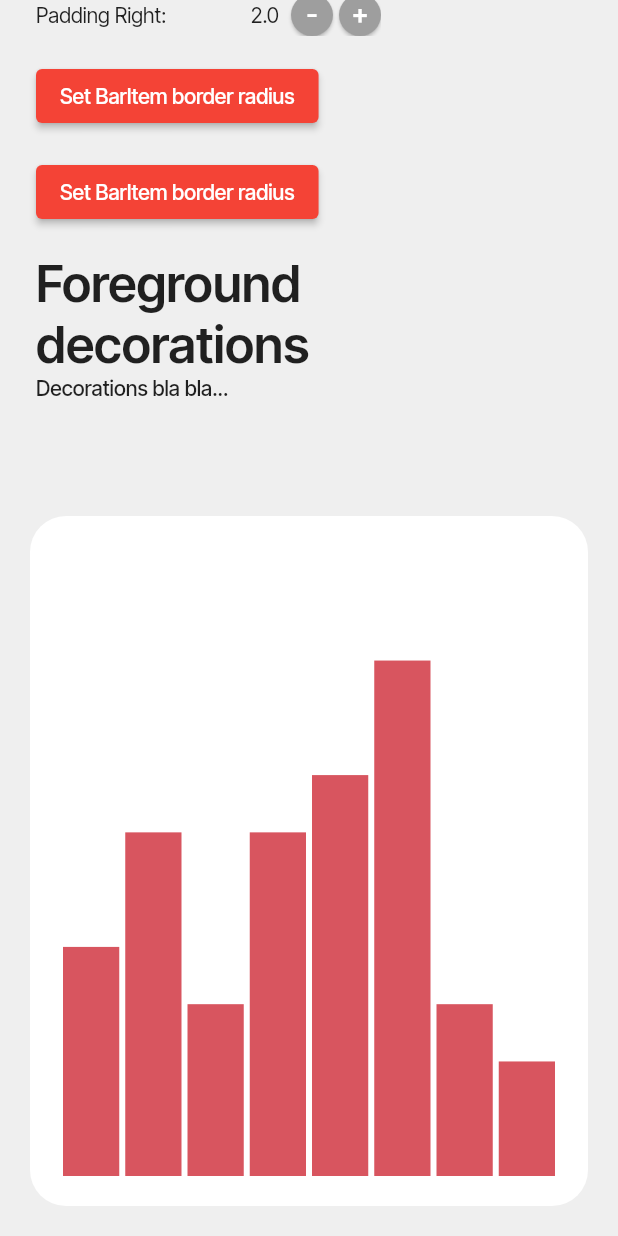
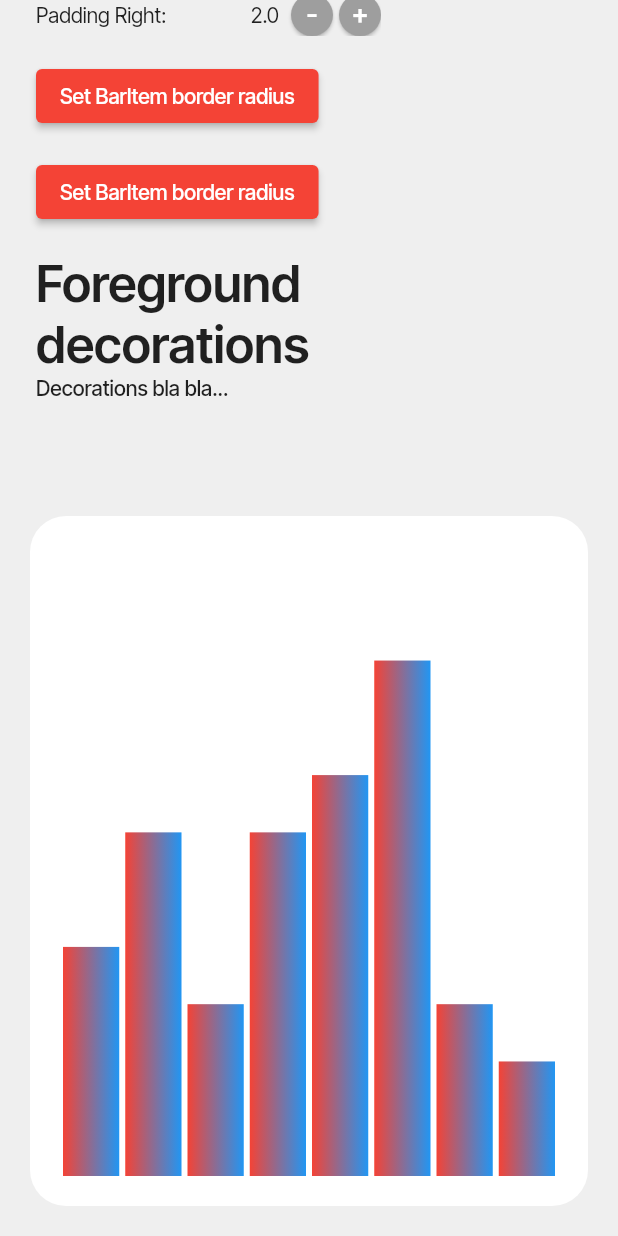
Before and after one commit to infinum/flutter-charts, a Flutter app: the screen it shows after launch, scrolled down 739 dp, on a phone screen of 412 x 824 dp. Run offline on Flutter 3.47's test engine with Material 2 defaults, Android fonts, the phone set to English and light mode, and no system bars; our stand-ins replace flutter_hooks, flutter_riverpod, flutter_svg, freezed_annotation, hooks_riverpod; missing offline and left inert: flex_color_picker.

Commit message:
Breaking: Add item options builder
This allows us to build different options per each data list id

```diff
--- a/charts_web/lib/ui/home/presenter/chart_state_provider.dart
+++ b/charts_web/lib/ui/home/presenter/chart_state_provider.dart
@@ -45,7 +45,7 @@ class ChartStatePresenter extends ChangeNotifier {
 
   ChartState<void> get state => ChartState(
         _defaultData,
-        itemOptions: _getItemOptions,
+        itemOptionsBuilder: _getItemOptions,
         behaviour: _behaviour,
         foregroundDecorations: _foregroundDecorations,
         backgroundDecorations: _backgroundDecorations,
@@ -141,13 +141,14 @@ class ChartStatePresenter extends ChangeNotifier {
     notifyListeners();
   }
 
-  ItemOptions get _getItemOptions {
+  ItemOptions _getItemOptions(int i) {
     if (bubbleItemPainter) {
       return BubbleItemOptions(
         padding: chartItemPadding,
         colorForKey: _getColorForKey,
         maxBarWidth: maxBarWidth,
         minBarWidth: minBarWidth,
+        gradient: i == 0 ? LinearGradient(colors: [Colors.red, Colors.blue]) : LinearGradient(colors: [Colors.yellow, Colors.green]),
         multiItemStack: multiItemStack,
         multiValuePadding: multiValuePadding,
         border: itemBorderSide,
@@ -155,6 +156,7 @@ class ChartStatePresenter extends ChangeNotifier {
     } else {
       return BarItemOptions(
         padding: chartItemPadding,
+        gradient: i == 0 ? LinearGradient(colors: [Colors.red, Colors.blue]) : LinearGradient(colors: [Colors.yellow, Colors.green]),
         colorForKey: _getColorForKey,
         maxBarWidth: maxBarWidth,
         minBarWidth: minBarWidth,
--- a/lib/chart/model/chart_state.dart
+++ b/lib/chart/model/chart_state.dart
@@ -11,11 +11,15 @@ part of charts_painter;
 /// connected directly to the chart but can show important info (Axis, target line...)
 ///
 /// More different decorations can be added by extending [DecorationPainter]
+///
+
+typedef ItemOptionsBuilder = ItemOptions Function(int);
+
 class ChartState<T> {
   /// Chart state constructor
   ChartState(
     this.data, {
-    this.itemOptions = const BarItemOptions(),
+    required this.itemOptionsBuilder,
     this.behaviour = const ChartBehaviour(),
     this.backgroundDecorations = const <DecorationPainter>[],
     this.foregroundDecorations = const <DecorationPainter>[],
@@ -23,7 +27,8 @@ class ChartState<T> {
   })  : assert(data.isNotEmpty, 'No items!'),
         defaultPadding = EdgeInsets.zero,
         defaultMargin = EdgeInsets.zero,
-        dataRenderer = dataRenderer ?? defaultItemRenderer<T>(itemOptions) {
+        dataRenderer =
+            dataRenderer ?? defaultItemRenderer<T>(data.items.mapIndexed((e, _) => itemOptionsBuilder(e)).toList()) {
     /// Set default padding and margin, decorations padding and margins will be added to this value
     _setUpDecorations();
   }
@@ -31,47 +36,41 @@ class ChartState<T> {
   /// Create line chart with foreground sparkline decoration and background grid decoration
   factory ChartState.line(
     ChartData<T> data, {
-    ItemOptions itemOptions = const BubbleItemOptions(maxBarWidth: 2.0),
+    ItemOptionsBuilder? itemOptionsBuilder,
     ChartBehaviour behaviour = const ChartBehaviour(),
     List<DecorationPainter> backgroundDecorations = const <DecorationPainter>[],
     List<DecorationPainter> foregroundDecorations = const <DecorationPainter>[],
   }) {
     return ChartState(
       data,
-      itemOptions: itemOptions,
+      itemOptionsBuilder: itemOptionsBuilder ?? (index) => BubbleItemOptions(maxBarWidth: 2.0),
       behaviour: behaviour,
-      backgroundDecorations: backgroundDecorations.isEmpty
-          ? [GridDecoration()]
-          : backgroundDecorations,
-      foregroundDecorations: foregroundDecorations.isEmpty
-          ? [SparkLineDecoration()]
-          : foregroundDecorations,
+      backgroundDecorations: backgroundDecorations.isEmpty ? [GridDecoration()] : backgroundDecorations,
+      foregroundDecorations: foregroundDecorations.isEmpty ? [SparkLineDecoration()] : foregroundDecorations,
     );
   }
 
   /// Create bar chart with background grid decoration
   factory ChartState.bar(
     ChartData<T> data, {
-    ItemOptions itemOptions =
-        const BarItemOptions(padding: EdgeInsets.symmetric(horizontal: 4.0)),
+    ItemOptionsBuilder? itemOptionsBuilder,
     ChartBehaviour behaviour = const ChartBehaviour(),
     List<DecorationPainter> backgroundDecorations = const <DecorationPainter>[],
     List<DecorationPainter> foregroundDecorations = const <DecorationPainter>[],
   }) {
     return ChartState(
       data,
-      itemOptions: itemOptions,
+      itemOptionsBuilder:
+          itemOptionsBuilder ?? (index) => BarItemOptions(padding: EdgeInsets.symmetric(horizontal: 4.0)),
       behaviour: behaviour,
-      backgroundDecorations: backgroundDecorations.isEmpty
-          ? [GridDecoration()]
-          : backgroundDecorations,
+      backgroundDecorations: backgroundDecorations.isEmpty ? [GridDecoration()] : backgroundDecorations,
       foregroundDecorations: foregroundDecorations,
     );
   }
 
   ChartState._lerp(
     this.data, {
-    this.itemOptions = const BarItemOptions(),
+    required this.itemOptionsBuilder,
     this.behaviour = const ChartBehaviour(),
     this.backgroundDecorations = const [],
     this.foregroundDecorations = const [],
@@ -91,7 +90,7 @@ class ChartState<T> {
 
   // Geometry layer
   /// [ItemOptions] define how each item is painted
-  final ItemOptions itemOptions;
+  final ItemOptionsBuilder itemOptionsBuilder;
 
   /// [ChartBehaviour] define how chart behaves and how it should react
   final ChartBehaviour behaviour;
@@ -114,8 +113,7 @@ class ChartState<T> {
   EdgeInsets defaultPadding;
 
   /// Get all decorations. This will return list of [backgroundDecorations] and [foregroundDecorations] as one list.
-  List<DecorationPainter> get _allDecorations =>
-      [...foregroundDecorations, ...backgroundDecorations];
+  List<DecorationPainter> get _allDecorations => [...foregroundDecorations, ...backgroundDecorations];
 
   /// Set up decorations and calculate chart's [defaultPadding] and [defaultMargin]
   /// Decorations are a bit special, calling init on them with current state
@@ -136,28 +134,23 @@ class ChartState<T> {
 
   /// Init all decorations, pass current chart state so each decoration can access data it requires
   /// to set up it's padding and margin values
-  void _initDecorations() =>
-      _allDecorations.forEach((decoration) => decoration.initDecoration(this));
+  void _initDecorations() => _allDecorations.forEach((decoration) => decoration.initDecoration(this));
 
   /// Get total padding needed by all decorations
-  void _getDecorationsMargin() => _allDecorations
-      .forEach((element) => defaultMargin += element.marginNeeded());
+  void _getDecorationsMargin() => _allDecorations.forEach((element) => defaultMargin += element.marginNeeded());
 
   /// Get total margin needed by all decorations
-  void _getDecorationsPadding() => _allDecorations
-      .forEach((element) => defaultPadding += element.paddingNeeded());
+  void _getDecorationsPadding() => _allDecorations.forEach((element) => defaultPadding += element.paddingNeeded());
 
   /// For later in case charts will have to animate between states.
   static ChartState<T?> lerp<T>(ChartState<T?> a, ChartState<T?> b, double t) {
     return ChartState<T?>._lerp(
       ChartData.lerp(a.data, b.data, t),
       behaviour: ChartBehaviour.lerp(a.behaviour, b.behaviour, t),
-      itemOptions: a.itemOptions.animateTo(b.itemOptions, t),
+      itemOptionsBuilder: ItemOptionsBuilderLerp.lerp(a, b, t)!,
       // Find background matches, if found, then animate to them, else just show them.
-      backgroundDecorations:
-          b.backgroundDecorations.map<DecorationPainter>((e) {
-        final _match = a.backgroundDecorations
-            .firstWhereOrNull((element) => element.isSameType(e));
+      backgroundDecorations: b.backgroundDecorations.map<DecorationPainter>((e) {
+        final _match = a.backgroundDecorations.firstWhereOrNull((element) => element.isSameType(e));
         if (_match != null) {
           return _match.animateTo(e, t);
         }
@@ -166,8 +159,7 @@ class ChartState<T> {
       }).toList(),
       // Find foreground matches, if found, then animate to them, else just show them.
       foregroundDecorations: b.foregroundDecorations.map((e) {
-        final _match = a.foregroundDecorations
-            .firstWhereOrNull((element) => element.isSameType(e));
+        final _match = a.foregroundDecorations.firstWhereOrNull((element) => element.isSameType(e));
         if (_match != null) {
           return _match.animateTo(e, t);
         }
@@ -175,26 +167,41 @@ class ChartState<T> {
         return e;
       }).toList(),
 
-      defaultMargin: EdgeInsets.lerp(a.defaultMargin, b.defaultMargin, t) ??
-          EdgeInsets.zero,
-      defaultPadding: EdgeInsets.lerp(a.defaultPadding, b.defaultPadding, t) ??
-          EdgeInsets.zero,
+      defaultMargin: EdgeInsets.lerp(a.defaultMargin, b.defaultMargin, t) ?? EdgeInsets.zero,
+      defaultPadding: EdgeInsets.lerp(a.defaultPadding, b.defaultPadding, t) ?? EdgeInsets.zero,
       dataRenderer: t > 0.5 ? b.dataRenderer : a.dataRenderer,
     );
   }
 
-  static ChartDataRendererFactory<T?> defaultItemRenderer<T>(
-      ItemOptions itemOptions) {
+  static ChartDataRendererFactory<T?> defaultItemRenderer<T>(List<ItemOptions> itemOptions) {
     return (data) => ChartLinearDataRenderer<T?>(
         data,
         data.items
             .mapIndexed(
-              (key, items) => items
-                  .map((e) => LeafChartItemRenderer(e, data, itemOptions,
-                      arrayKey: key))
-                  .toList(),
+              (key, items) =>
+                  items.map((e) => LeafChartItemRenderer(e, data, itemOptions[key], arrayKey: key)).toList(),
             )
             .expand((element) => element)
             .toList());
   }
 }
+
+/// Lerp [ColorForKey] function to get color for key in animation
+class ItemOptionsBuilderLerp {
+  /// Make new function that will return lerp color based on [a.colorForKey] and [b.colorForKey]
+  static ItemOptionsBuilder? lerp(ChartState a, ChartState b, double t) {
+    return b.itemOptionsBuilder;
+
+    // todo(knezz): Fix this lerp
+    // if (a.colorForKey == null && b.colorForKey == null) {
+    //   return null;
+    // }
+    //
+    // return (ChartItem item, int index) {
+    //   final _aColor = a.getItemColor(item, index);
+    //   final _bColor = b.getItemColor(item, index);
+    //
+    //   return Color.lerp(_aColor, _bColor, t) ?? _bColor;
+    // };
+  }
+}
--- a/lib/chart/widgets/chart_widget.dart
+++ b/lib/chart/widgets/chart_widget.dart
@@ -21,8 +21,9 @@ class _ChartWidget<T> extends StatelessWidget {
     return LayoutBuilder(
       builder: (context, constraints) {
         // What size does the item want to be?
-        final _wantedItemWidth = max(state.itemOptions.minBarWidth ?? 0.0,
-            state.itemOptions.maxBarWidth ?? 0.0);
+        // todo(knezzz): find out the index
+        final _wantedItemWidth = max(state.itemOptionsBuilder(0).minBarWidth ?? 0.0,
+            state.itemOptionsBuilder(0).maxBarWidth ?? 0.0);
 
         final _width =
             constraints.maxWidth.isFinite ? constraints.maxWidth : width!;
@@ -31,9 +32,10 @@ class _ChartWidget<T> extends StatelessWidget {
 
         final _listSize = state.data.listSize;
 
+        // todo(knezzz)
         final _size = Size(
             _width +
-                (((_wantedItemWidth + state.itemOptions.padding.horizontal) *
+                (((_wantedItemWidth + state.itemOptionsBuilder(0).padding.horizontal) *
                             _listSize) -
                         _width) *
                     state.behaviour._isScrollable,
```
Also changed, not shown: lib/chart/render/decorations/selected_item_decoration.dart (+14 -10 lines).
